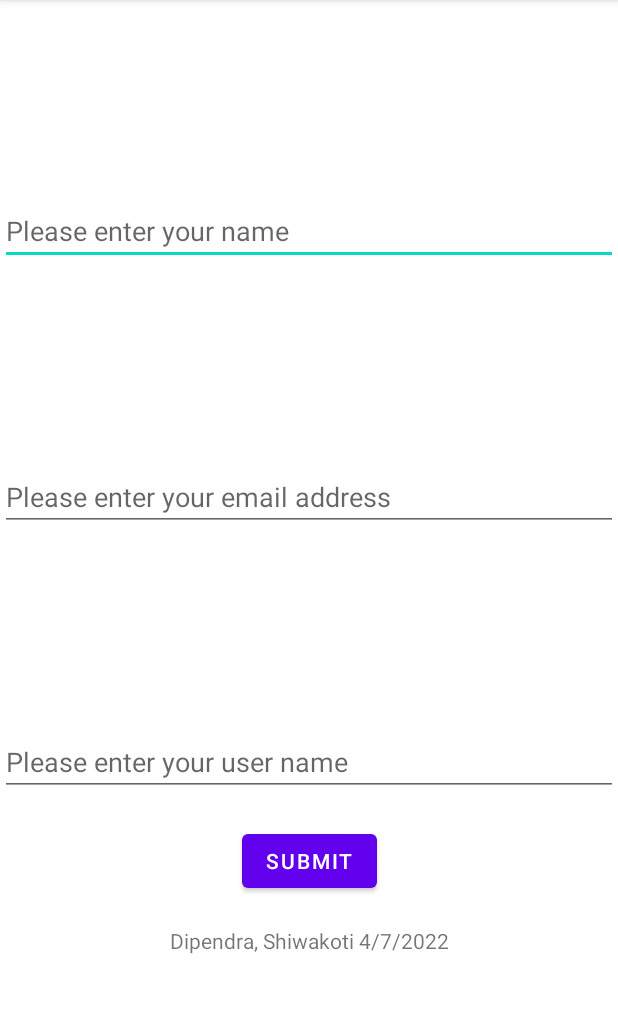
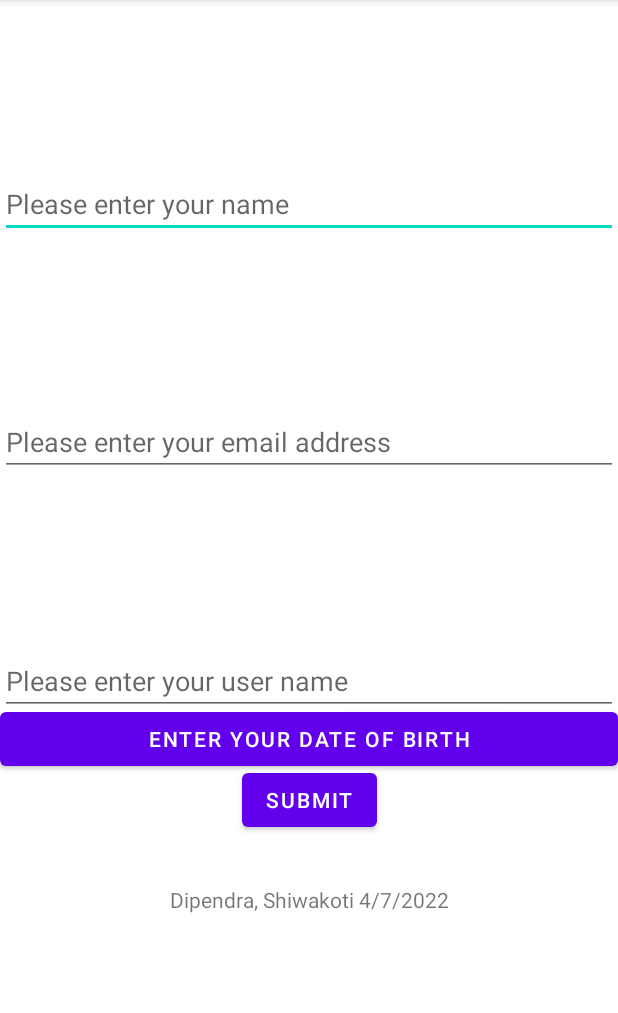
Before and after one commit to DipendraShiwakoti/AD340-MobileAppDevelopment, an Android app: the screen it shows after launch (MainActivity), on a phone screen of 412 x 824 dp, the part 84-1097 px from its top. Run offline under Robolectric (Android 15) with nearby library versions, the phone set to English and light mode, and no system bars; 1 statement that could not run was skipped.

```diff
--- a/app/src/main/res/layout/activity_main.xml
+++ b/app/src/main/res/layout/activity_main.xml
@@ -28,6 +28,17 @@
         app:layout_constraintRight_toRightOf="parent"
         app:layout_constraintTop_toBottomOf="@id/nameField" />
 
+    <Button
+        android:id="@+id/dobButton"
+        android:layout_width="match_parent"
+        android:layout_height="wrap_content"
+        android:text="Enter your Date of Birth"
+        android:onClick="onDobClick"
+        app:layout_constraintBottom_toTopOf="@+id/submitButton"
+        app:layout_constraintLeft_toLeftOf="parent"
+        app:layout_constraintRight_toRightOf="parent"
+        app:layout_constraintTop_toBottomOf="@+id/userName" />
+
     <EditText
         android:id = "@+id/userName"
         android:layout_width="match_parent"
@@ -49,6 +60,8 @@
         app:layout_constraintRight_toRightOf="parent"
         app:layout_constraintTop_toBottomOf="@id/userName" />
 
+
+
     <TextView
         android:id ="@+id/nameAndDate"
         android:layout_width="wrap_content"
```
Also changed, not shown: app/src/main/java/com/example/ad_340dipendraweek1assignment/MainActivity.java (+93 -9 lines), app/src/main/java/com/example/ad_340dipendraweek1assignment/WelcomeScreen.java (+12 -6 lines), app/src/main/res/layout/activity_welcomescreen.xml (added, +8 -0 lines), 1 other file.
